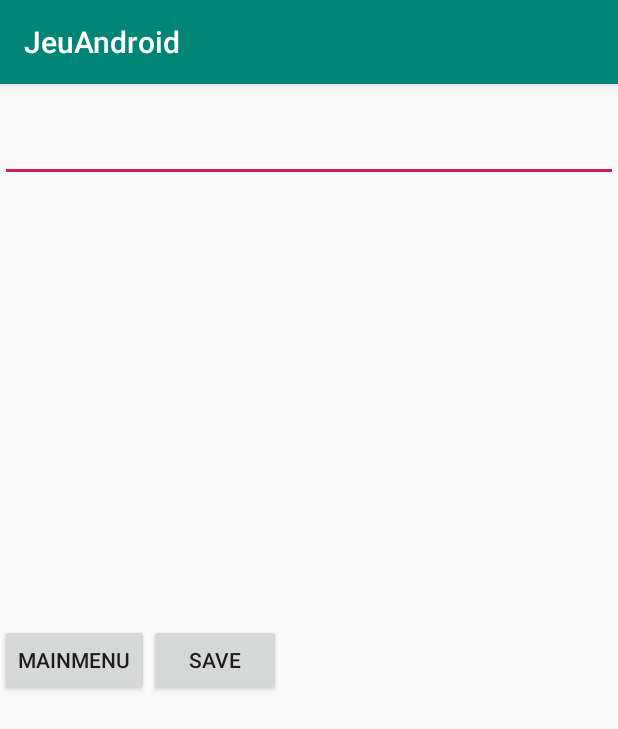
After one commit to bricevrs/JeuAndroid2, an Android app: the scoreActivity screen opened directly, with no data from a screen before it, on a phone screen of 412 x 824 dp. The commit adds this screen. Shown: the top 729 px of the screen. Run offline under Robolectric (Android 15) with nearby library versions, the phone set to English and light mode, and no system bars.

Commit message:
v1 avec traitement score (Affichage en liste + persistance)

```diff
--- a/app/build.gradle
+++ b/app/build.gradle
@@ -25,4 +25,5 @@ dependencies {
     testImplementation 'junit:junit:4.12'
     androidTestImplementation 'com.android.support.test:runner:1.0.2'
     androidTestImplementation 'com.android.support.test.espresso:espresso-core:3.0.2'
+    implementation 'com.android.support:design:28.0.0'
 }
--- a/app/src/main/AndroidManifest.xml
+++ b/app/src/main/AndroidManifest.xml
@@ -9,7 +9,10 @@
         android:roundIcon="@mipmap/ic_launcher_round"
         android:supportsRtl="true"
         android:theme="@style/AppTheme">
-        <activity android:name=".GameActivity"></activity>
+        <activity android:name=".TableScoreActivity"></activity>
+        <activity android:name=".scoreActivity" />
+        <activity android:name=".addScore" />
+        <activity android:name=".GameActivity" />
         <activity android:name=".MainActivity">
             <intent-filter>
                 <action android:name="android.intent.action.MAIN" />
--- /dev/null
+++ b/app/src/main/java/com/exemple/jeuandroid/MyDatabase.java
@@ -0,0 +1,82 @@
+package com.exemple.jeuandroid;
+
+import android.content.ContentValues;
+import android.content.Context;
+import android.database.Cursor;
+import android.database.sqlite.SQLiteDatabase;
+import android.database.sqlite.SQLiteOpenHelper;
+
+import java.util.ArrayList;
+
+public class MyDatabase {
+
+    private final static String DATABASE_NAME = "myDatabase.db";
+    private final static int DATABASE_VERSION = 1;
+    private final static String TABLE_SCORE = "score_table";
+    private final static String COL_ID = "ID";
+    private final static String COL_NAME = "NAME";
+    private final static String COL_SCORE = "SCORE";
+
+    private static final String CREATE_DB =
+            "create table " + TABLE_SCORE + " ("
+                    + COL_ID + " integer primary key autoincrement, "
+                    + COL_NAME + " text not null, "
+                    + COL_SCORE + " integer);";
+
+    private SQLiteDatabase database;
+    private MyOpenHelper openHelper;
+
+    public MyDatabase(Context context){
+        openHelper = new MyOpenHelper(context, DATABASE_NAME,null,DATABASE_VERSION);
+    }
+
+    public void open(){
+        database = openHelper.getReadableDatabase();
+    }
+
+    public void close(){
+        database.close();
+    }
+
+    public ArrayList<Score> getAllScore(){
+        ArrayList<Score> list_score = new ArrayList<>();
+        Cursor c = database.query(TABLE_SCORE, new String[]{COL_ID, COL_NAME, COL_SCORE}, null,null,null,null,COL_SCORE+" DESC");
+        c.moveToFirst();
+        while(!(c.isAfterLast())){
+            list_score.add(new Score(c.getLong(0),c.getString(1),c.getInt(2)));
+            c.moveToNext();
+        }
+        c.close();
+        return list_score;
+    }
+
+    public int removeScore(long id){
+        return database.delete(TABLE_SCORE,COL_ID+" = "+id,null);
+    }
+
+    public long insertScore(String name, int score){
+        ContentValues val = new ContentValues();
+        val.put(COL_NAME,name);
+        val.put(COL_SCORE,score);
+        return database.insert(TABLE_SCORE, null, val);
+    }
+
+    private class MyOpenHelper extends SQLiteOpenHelper{
+
+
+        public MyOpenHelper(Context context, String name,SQLiteDatabase.CursorFactory factory, int version) {
+            super(context, name, factory, version);
+        }
+
+        @Override
+        public void onCreate(SQLiteDatabase db) {
+            db.execSQL(CREATE_DB);
+        }
+
+        @Override
+        public void onUpgrade(SQLiteDatabase db, int oldVersion, int newVersion) {
+            db.execSQL("drop table "+TABLE_SCORE+";");
+            onCreate(db);
+        }
+    }
+}
--- a/app/src/main/java/com/exemple/jeuandroid/Perso.java
+++ b/app/src/main/java/com/exemple/jeuandroid/Perso.java
@@ -24,7 +24,7 @@ public class Perso implements NodesScene{
         persoFrappe[2] = BitmapFactory.decodeResource(v.getResources(), R.drawable.frappe3);
         persoFrappe[3] = BitmapFactory.decodeResource(v.getResources(), R.drawable.frappe4);
         //this.hit = hit;
-        life = 5;
+        life = 1;
         posX = 50;
         posY = 750;
         dead = false;
--- a/app/src/main/java/com/exemple/jeuandroid/gameView.java
+++ b/app/src/main/java/com/exemple/jeuandroid/gameView.java
@@ -14,6 +14,9 @@ import java.util.ArrayList;
 import java.util.Random;
 
 public class gameView extends View {
+
+    //game over
+    private boolean gameOver;
 
     //ecran touché
     private boolean touch = false;
@@ -62,6 +65,8 @@ public class gameView extends View {
         //init Enemy
         rand = new Random();
         enemies = new ArrayList<>();
+
+        gameOver = false;
 
 
     }
@@ -168,7 +173,7 @@ public class gameView extends View {
             if (collision(perso,enemies.get(i))){
                 perso.setLife();
                 if(perso.getDead()){
-                    //Charge la nouvelle vue
+                    gameOver = true;
                 }
                 enemies.remove(i);
                 if(frappe){
@@ -208,4 +213,13 @@ public class gameView extends View {
        }
         return false;
     }
+
+    public boolean getGameOver(){
+        return gameOver;
+    }
+
+    public int getScore(){
+        return score;
+    }
+
 }
--- /dev/null
+++ b/app/src/main/java/com/exemple/jeuandroid/scoreActivity.java
@@ -0,0 +1,57 @@
+package com.exemple.jeuandroid;
+
+import android.content.Intent;
+import android.support.v7.app.AppCompatActivity;
+import android.os.Bundle;
+import android.view.View;
+import android.widget.Button;
+import android.widget.EditText;
+
+public class scoreActivity extends AppCompatActivity /*implements View.OnClickListener*/ {
+
+
+    private Button bt_mainMenu;
+    private Button bt_save;
+
+    private EditText champ_text;
+
+    private MyDatabase myDb;
+    private Intent intent;
+
+    @Override
+    protected void onCreate(Bundle savedInstanceState) {
+        super.onCreate(savedInstanceState);
+        setContentView(R.layout.activity_score);
+
+        champ_text = (EditText) findViewById(R.id.editText);
+
+        bt_mainMenu = (Button) findViewById(R.id.jouer);
+        bt_save = (Button) findViewById(R.id.scores);
+
+        /*bt_mainMenu.setOnClickListener(this);
+        bt_save.setOnClickListener(this);*/
+
+        myDb = new MyDatabase(this);
+        myDb.open();
+
+    }
+
+    public void onClick(View v) {
+        if(v.getId()==R.id.mainMenu){
+            intent = new Intent(getApplicationContext(),MainActivity.class);
+            startActivity(intent);
+            finish();
+        }
+
+        if(v.getId()==R.id.save){
+            intent = new Intent(getApplicationContext(), TableScoreActivity.class);
+            Intent data = getIntent();
+            int score = data.getIntExtra("val",-1);
+            String text = champ_text.getText().toString();
+            myDb.insertScore(text,score);
+            myDb.close();
+            startActivity(intent);
+            finish();
+        }
+    }
+}
--- a/app/src/main/res/layout/activity_main.xml
+++ b/app/src/main/res/layout/activity_main.xml
@@ -16,6 +16,7 @@
         android:layout_marginEnd="8dp"
         android:layout_marginRight="8dp"
         android:text="@string/jouer"
+        android:onClick="onClick"
         app:layout_constraintEnd_toEndOf="parent"
         app:layout_constraintHorizontal_bias="0.498"
         app:layout_constraintStart_toStartOf="parent"
@@ -31,6 +32,7 @@
         android:layout_marginRight="8dp"
         android:layout_marginBottom="340dp"
         android:text="@string/scores"
+        android:onClick="onClick"
         app:layout_constraintBottom_toBottomOf="parent"
         app:layout_constraintEnd_toEndOf="parent"
         app:layout_constraintHorizontal_bias="0.498"
--- /dev/null
+++ b/app/src/main/res/layout/activity_score.xml
@@ -0,0 +1,54 @@
+<?xml version="1.0" encoding="utf-8"?>
+<RelativeLayout xmlns:android="http://schemas.android.com/apk/res/android"
+    xmlns:app="http://schemas.android.com/apk/res-auto"
+    xmlns:tools="http://schemas.android.com/tools"
+    android:layout_width="match_parent"
+    android:layout_height="match_parent"
+    tools:context=".scoreActivity">
+
+    <LinearLayout
+        android:paddingTop="20dp"
+        android:layout_centerHorizontal="true"
+        android:layout_width="match_parent"
+        android:layout_height="wrap_content"
+        tools:ignore="MissingConstraints">
+
+    <EditText
+
+        android:layout_width="match_parent"
+        android:layout_height="wrap_content"
+        android:id="@+id/editText"
+        tools:ignore="MissingConstraints"
+
+        />
+
+    </LinearLayout>
+
+    <LinearLayout
+        android:layout_centerVertical="true"
+        android:layout_centerHorizontal="true"
+        android:orientation="horizontal"
+        android:layout_width="match_parent"
+        android:layout_height="wrap_content">
+
+    <Button
+        android:id="@+id/mainMenu"
+        android:layout_width="wrap_content"
+        android:layout_height="wrap_content"
+        android:text="MainMenu"
+        android:onClick="onClick"
+        tools:layout_editor_absoluteX="58dp"
+        tools:layout_editor_absoluteY="222dp" />
+
+    <Button
+        android:id="@+id/save"
+        android:layout_width="wrap_content"
+        android:layout_height="wrap_content"
+        android:text="Save"
+        android:onClick="onClick"
+        tools:layout_editor_absoluteX="258dp"
+        tools:layout_editor_absoluteY="221dp" />
+
+    </LinearLayout>
+
+</RelativeLayout>
--- /dev/null
+++ b/app/src/main/res/menu/context.xml
@@ -0,0 +1,4 @@
+<?xml version="1.0" encoding="utf-8"?>
+<menu xmlns:android="http://schemas.android.com/apk/res/android">
+    <item android:id="@+id/delete" android:title="@string/delete"/>
+</menu>
--- a/app/src/main/res/values/strings.xml
+++ b/app/src/main/res/values/strings.xml
@@ -2,4 +2,6 @@
     <string name="app_name">JeuAndroid</string>
     <string name="jouer">Jouer</string>
     <string name="scores">Scores</string>
+    <string name="name">name</string>
+    <string name="delete">delete</string>
 </resources>
```
Also changed, not shown: app/src/main/java/com/exemple/jeuandroid/GameActivity.java (+20 -17 lines), app/src/main/java/com/exemple/jeuandroid/MainActivity.java (+10 -4 lines), app/src/main/java/com/exemple/jeuandroid/MyAdapterArray.java (added, +39 -0 lines), app/src/main/java/com/exemple/jeuandroid/Score.java (added, +34 -0 lines), app/src/main/java/com/exemple/jeuandroid/TableScoreActivity.java (added, +49 -0 lines), app/src/main/res/layout/activity_table_score.xml (added, +16 -0 lines), app/src/main/res/layout/cell_layout.xml (added, +19 -0 lines).
